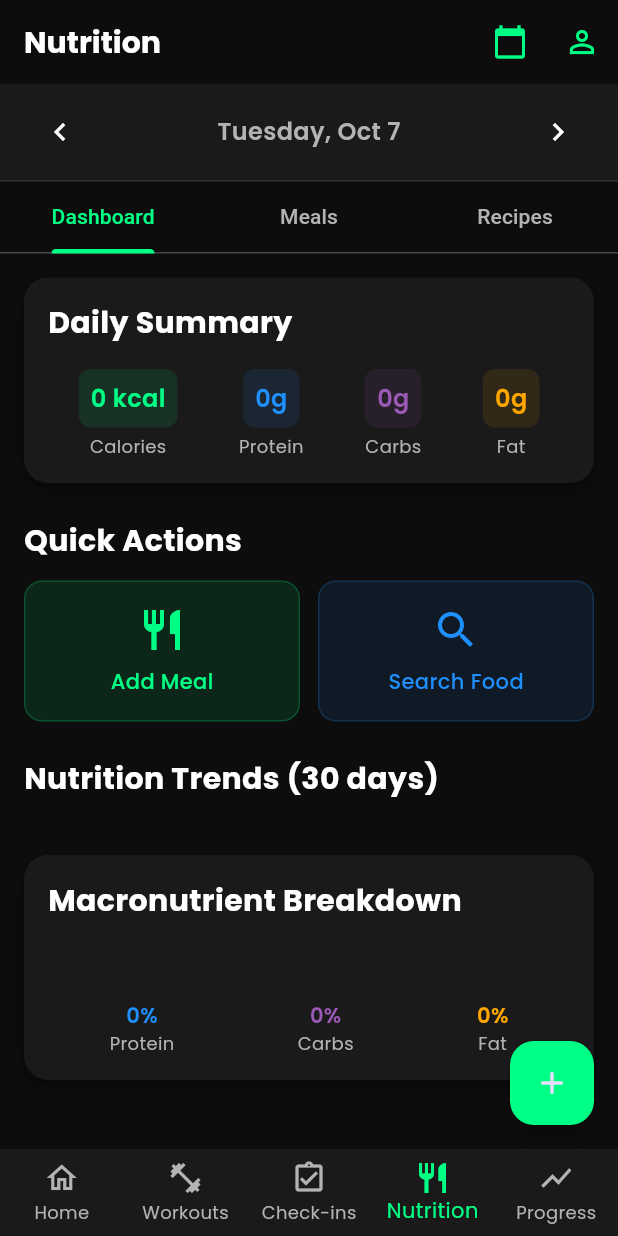
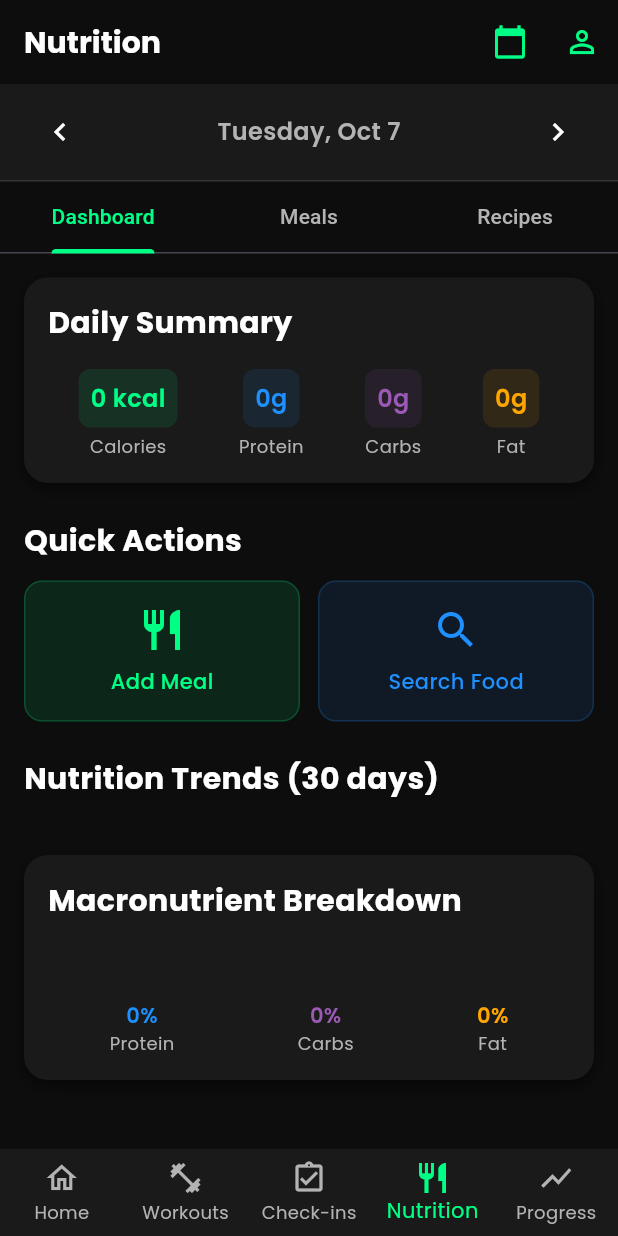
Before and after one commit to axcool99/fitlife-app, a Flutter app: the screen it shows once a user with an empty profile is signed in, item 4 of the bottom bar chosen, on a phone screen of 412 x 824 dp. Run offline on Flutter 3.47's test engine with Material 3 defaults, Android fonts, the phone set to English and light mode, and no system bars; our stand-ins replace cloud_firestore, connectivity_plus, firebase_auth, firebase_core, fl_chart, get_it and 3 more; missing offline and left inert: health; accounts and stored records are empty; statements that could not run were skipped.

Commit message:
feat: Remove floating action button from nutrition screen
- Remove the '+' FAB button from the bottom right of nutrition screen
- Users can still add meals through the Quick Actions cards in the dashboard tab
- Maintains clean UI design without redundant add buttons

```diff
--- a/lib/nutrition_screen.dart
+++ b/lib/nutrition_screen.dart
@@ -227,12 +227,6 @@ class _NutritionScreenState extends State<NutritionScreen> with TickerProviderSt
         ],
       ),
 
-      // Floating action button for adding meals
-      floatingActionButton: FloatingActionButton(
-        onPressed: () => _showAddMealMenu(),
-        backgroundColor: FitLifeTheme.accentGreen,
-        child: const Icon(Icons.add),
-      ),
     );
   }
 
```
